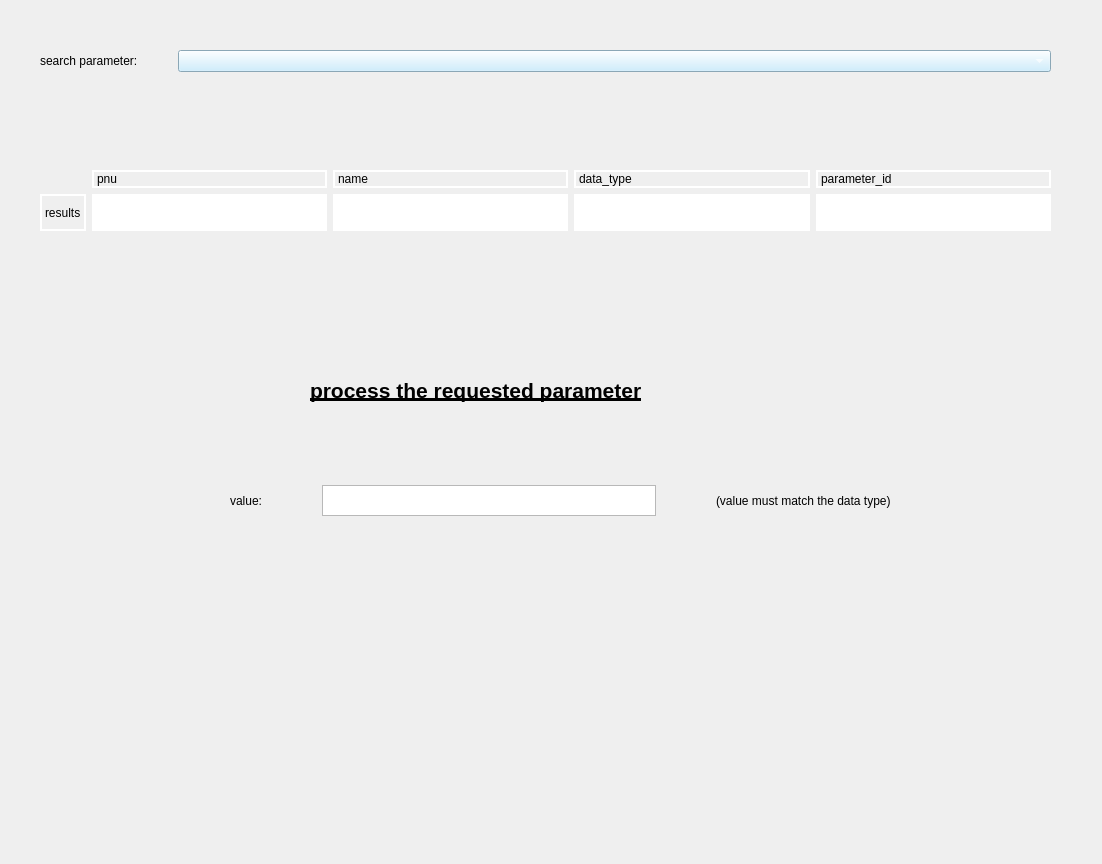
Before: the Qt Designer form src/edcon/gui/configuration.ui in Festo-se/festo-edcon, drawn with Qt 5.
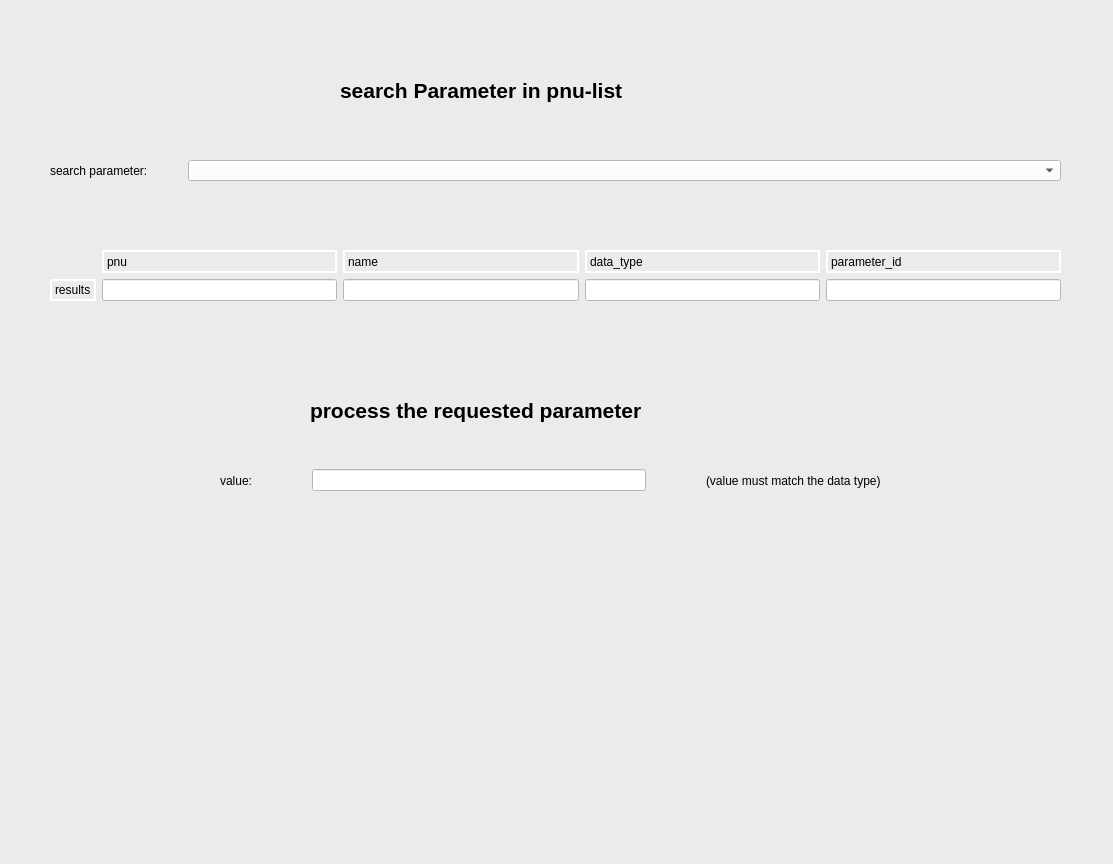
After: the same form once the commit is applied.

Commit message: Menu bar replaced with tabs

Diff of the .ui file:
```diff
--- a/src/edcon/gui/configuration.ui
+++ b/src/edcon/gui/configuration.ui
@@ -6,7 +6,7 @@
    <rect>
     <x>0</x>
     <y>0</y>
-    <width>1102</width>
+    <width>1113</width>
     <height>864</height>
    </rect>
   </property>
@@ -17,18 +17,22 @@
    <property name="geometry">
     <rect>
      <x>0</x>
-     <y>10</y>
-     <width>1091</width>
-     <height>841</height>
+     <y>-10</y>
+     <width>1121</width>
+     <height>881</height>
     </rect>
    </property>
+   <property name="styleSheet">
+    <string notr="true">QWidget{background-color:rgb(235, 235, 235);
+color:black}</string>
+   </property>
    <widget class="QWidget" name="formLayoutWidget">
     <property name="geometry">
      <rect>
-      <x>30</x>
-      <y>30</y>
+      <x>40</x>
+      <y>160</y>
       <width>1031</width>
-      <height>51</height>
+      <height>41</height>
      </rect>
     </property>
     <layout class="QFormLayout" name="formLayout">
@@ -50,6 +54,14 @@
      <property name="bottomMargin">
       <number>10</number>
      </property>
+     <item row="0" column="1">
+      <widget class="QComboBox" name="cmbSearchParameter">
+       <property name="styleSheet">
+        <string notr="true">QComboBox{background-color:white;
+color:black}</string>
+       </property>
+      </widget>
+     </item>
      <item row="0" column="0">
       <widget class="QLabel" name="searchParameterLabel">
        <property name="text">
@@ -57,33 +69,25 @@
        </property>
       </widget>
      </item>
-     <item row="0" column="1">
-      <widget class="QComboBox" name="cmbSearchParameter">
-       <property name="styleSheet">
-        <string notr="true">QComboBox{background-color:rgb(194, 234, 255);
-color:white}</string>
-       </property>
-      </widget>
-     </item>
     </layout>
    </widget>
    <widget class="QLabel" name="label_6">
     <property name="geometry">
      <rect>
       <x>310</x>
-      <y>360</y>
+      <y>400</y>
       <width>461</width>
       <height>41</height>
      </rect>
     </property>
     <property name="text">
-     <string>&lt;html&gt;&lt;head/&gt;&lt;body&gt;&lt;p&gt;&lt;span style=&quot; font-size:16pt; font-weight:600; text-decoration: underline;&quot;&gt;process the requested parameter&lt;/span&gt;&lt;/p&gt;&lt;/body&gt;&lt;/html&gt;</string>
+     <string>&lt;html&gt;&lt;head/&gt;&lt;body&gt;&lt;p&gt;&lt;span style=&quot; font-size:16pt; font-weight:600;&quot;&gt;process the requested parameter&lt;/span&gt;&lt;/p&gt;&lt;/body&gt;&lt;/html&gt;</string>
     </property>
    </widget>
    <widget class="QWidget" name="horizontalLayoutWidget">
     <property name="geometry">
      <rect>
-      <x>220</x>
+      <x>210</x>
       <y>470</y>
       <width>681</width>
       <height>41</height>
@@ -113,13 +117,10 @@
       </widget>
      </item>
      <item>
-      <widget class="QTextEdit" name="txtValueParameter">
-       <property name="html">
-        <string>&lt;!DOCTYPE HTML PUBLIC &quot;-//W3C//DTD HTML 4.0//EN&quot; &quot;http://www.w3.org/TR/REC-html40/strict.dtd&quot;&gt;
-&lt;html&gt;&lt;head&gt;&lt;meta name=&quot;qrichtext&quot; content=&quot;1&quot; /&gt;&lt;style type=&quot;text/css&quot;&gt;
-p, li { white-space: pre-wrap; }
-&lt;/style&gt;&lt;/head&gt;&lt;body style=&quot; font-family:'MS Shell Dlg 2'; font-size:7.8pt; font-weight:400; font-style:normal;&quot;&gt;
-&lt;p style=&quot;-qt-paragraph-type:empty; margin-top:0px; margin-bottom:0px; margin-left:0px; margin-right:0px; -qt-block-indent:0; text-indent:0px;&quot;&gt;&lt;br /&gt;&lt;/p&gt;&lt;/body&gt;&lt;/html&gt;</string>
+      <widget class="QLineEdit" name="txtValueParameter">
+       <property name="styleSheet">
+        <string notr="true">QLineEdit{background-color:white;
+color:black}</string>
        </property>
       </widget>
      </item>
@@ -135,10 +136,10 @@
    <widget class="QWidget" name="gridLayoutWidget">
     <property name="geometry">
      <rect>
-      <x>30</x>
-      <y>150</y>
+      <x>40</x>
+      <y>250</y>
       <width>1031</width>
-      <height>81</height>
+      <height>71</height>
      </rect>
     </property>
     <layout class="QGridLayout" name="gridLayout">
@@ -157,20 +158,6 @@
      <property name="spacing">
       <number>6</number>
      </property>
-     <item row="4" column="3">
-      <widget class="QTextEdit" name="txtDatatype">
-       <property name="styleSheet">
-        <string notr="true">QFrame{border: 2px solid rgb(255, 255, 255)}</string>
-       </property>
-      </widget>
-     </item>
-     <item row="4" column="2">
-      <widget class="QTextEdit" name="txtName">
-       <property name="styleSheet">
-        <string notr="true">QFrame{border: 2px solid rgb(255, 255, 255)}</string>
-       </property>
-      </widget>
-     </item>
      <item row="3" column="3">
       <widget class="QLabel" name="label_2">
        <property name="styleSheet">
@@ -201,13 +188,6 @@
        </property>
       </widget>
      </item>
-     <item row="4" column="4">
-      <widget class="QTextEdit" name="txtId">
-       <property name="styleSheet">
-        <string notr="true">QFrame{border: 2px solid rgb(255, 255, 255)}</string>
-       </property>
-      </widget>
-     </item>
      <item row="4" column="0">
       <widget class="QLabel" name="label_5">
        <property name="styleSheet">
@@ -229,14 +209,52 @@
       </widget>
      </item>
      <item row="4" column="1">
-      <widget class="QTextEdit" name="txtPnu">
+      <widget class="QLineEdit" name="lineEdit">
        <property name="styleSheet">
-        <string notr="true">QFrame{border: 2px solid rgb(255, 255, 255)}</string>
+        <string notr="true">QLineEdit{background-color:white;
+color:black}</string>
+       </property>
+      </widget>
+     </item>
+     <item row="4" column="2">
+      <widget class="QLineEdit" name="lineEdit_2">
+       <property name="styleSheet">
+        <string notr="true">QLineEdit{background-color:white;
+color:black}</string>
+       </property>
+      </widget>
+     </item>
+     <item row="4" column="3">
+      <widget class="QLineEdit" name="lineEdit_3">
+       <property name="styleSheet">
+        <string notr="true">QLineEdit{background-color:white;
+color:black}</string>
+       </property>
+      </widget>
+     </item>
+     <item row="4" column="4">
+      <widget class="QLineEdit" name="lineEdit_4">
+       <property name="styleSheet">
+        <string notr="true">QLineEdit{background-color:white;
+color:black}</string>
        </property>
       </widget>
      </item>
     </layout>
    </widget>
+   <widget class="QLabel" name="label_9">
+    <property name="geometry">
+     <rect>
+      <x>340</x>
+      <y>80</y>
+      <width>401</width>
+      <height>41</height>
+     </rect>
+    </property>
+    <property name="text">
+     <string>&lt;html&gt;&lt;head/&gt;&lt;body&gt;&lt;p&gt;&lt;span style=&quot; font-size:16pt; font-weight:600;&quot;&gt;search Parameter in pnu-list&lt;/span&gt;&lt;/p&gt;&lt;/body&gt;&lt;/html&gt;</string>
+    </property>
+   </widget>
   </widget>
   <action name="actionconnection">
    <property name="text">
```
The commit also changes 5 other files.
